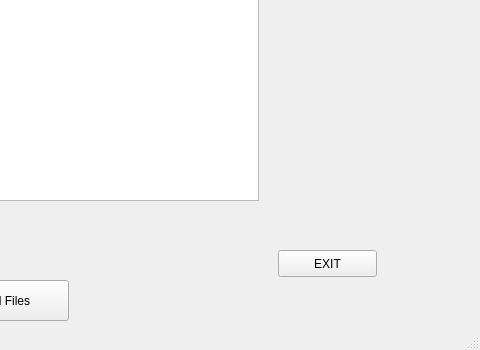
First picture: the form in sharefileclient/mainwindow.ui, repository taragu/sharefile, before the edit; both pictures show x 392 to 872 and y 217 to 567 of the 872 by 567 pixel window.
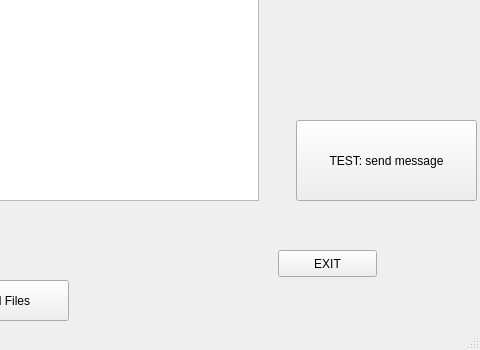
Second picture: the form after the edit.

```diff
--- a/sharefileclient/mainwindow.ui
+++ b/sharefileclient/mainwindow.ui
@@ -236,6 +236,19 @@
      <string>Delete Selected Files</string>
     </property>
    </widget>
+   <widget class="QPushButton" name="test_send_button">
+    <property name="geometry">
+     <rect>
+      <x>688</x>
+      <y>320</y>
+      <width>181</width>
+      <height>81</height>
+     </rect>
+    </property>
+    <property name="text">
+     <string>TEST: send message</string>
+    </property>
+   </widget>
   </widget>
   <widget class="QToolBar" name="mainToolBar">
    <attribute name="toolBarArea">
```
